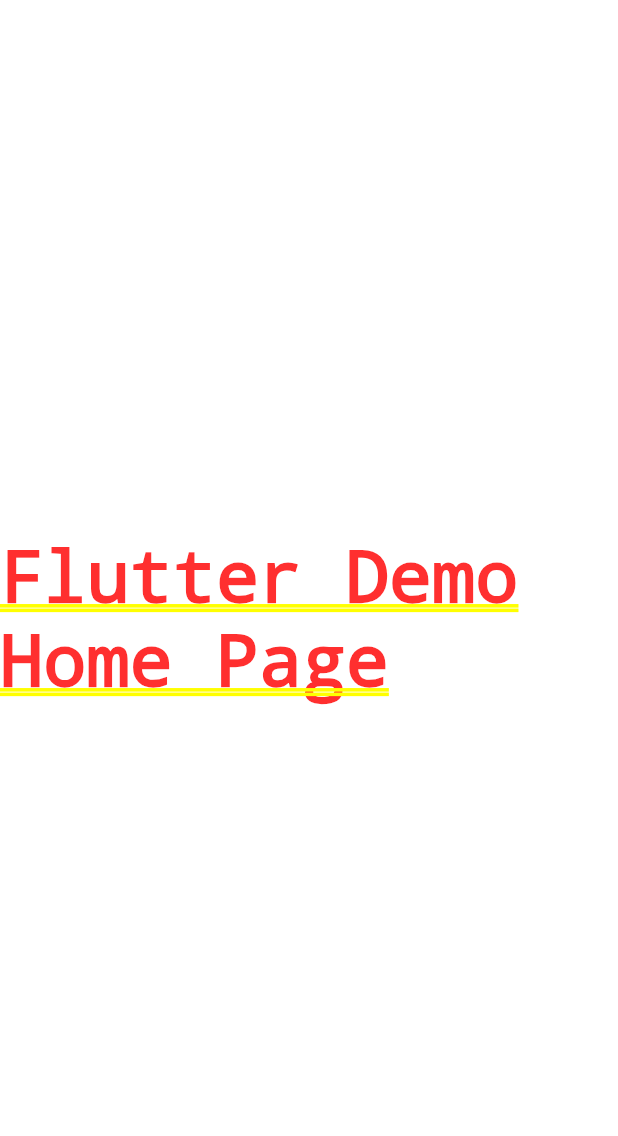
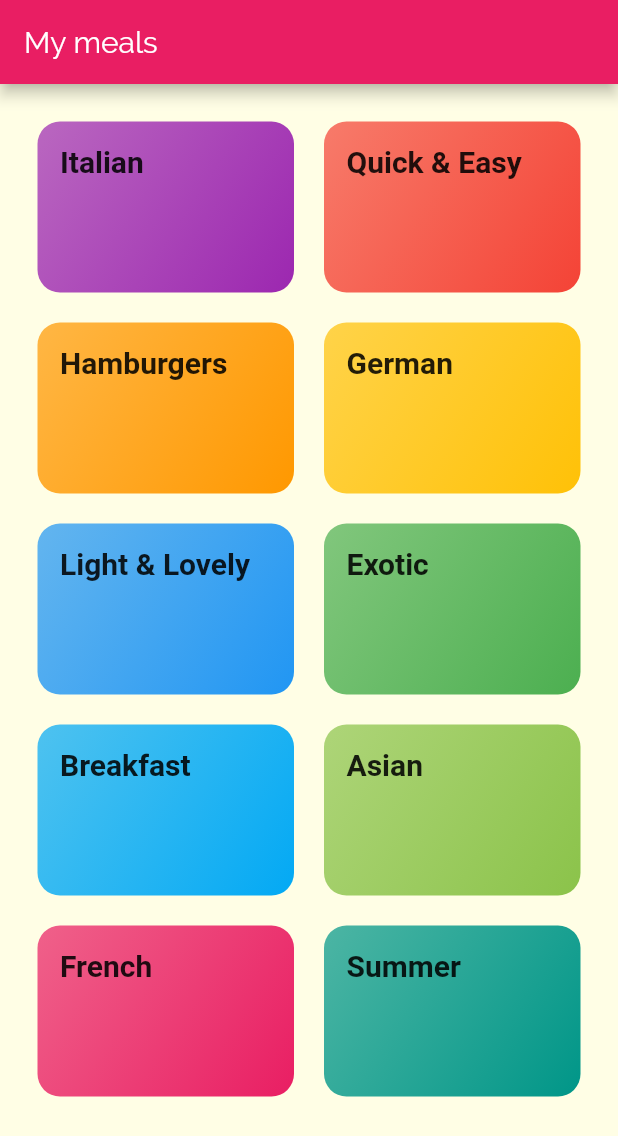
Before and after one commit to anky21/Flutter-my-meals, a Flutter app: the screen it shows after launch, on a phone screen of 412 x 824 dp. Shown: the top 1136 px of the screen. Run offline on Flutter 3.47's test engine with Material 2 defaults, Android fonts, the phone set to English and light mode, and no system bars; Roboto replaces fonts that are missing (RobotoCondensed).

Commit message:
Add categories screen

```diff
--- /dev/null
+++ b/lib/dummy_data.dart
@@ -0,0 +1,56 @@
+import 'package:flutter/material.dart';
+
+import './models/category.dart';
+
+const DUMMY_CATEGORIES = const [
+  Category(
+    id: 'c1',
+    title: 'Italian',
+    color: Colors.purple,
+  ),
+  Category(
+    id: 'c2',
+    title: 'Quick & Easy',
+    color: Colors.red,
+  ),
+  Category(
+    id: 'c3',
+    title: 'Hamburgers',
+    color: Colors.orange,
+  ),
+  Category(
+    id: 'c4',
+    title: 'German',
+    color: Colors.amber,
+  ),
+  Category(
+    id: 'c5',
+    title: 'Light & Lovely',
+    color: Colors.blue,
+  ),
+  Category(
+    id: 'c6',
+    title: 'Exotic',
+    color: Colors.green,
+  ),
+  Category(
+    id: 'c7',
+    title: 'Breakfast',
+    color: Colors.lightBlue,
+  ),
+  Category(
+    id: 'c8',
+    title: 'Asian',
+    color: Colors.lightGreen,
+  ),
+  Category(
+    id: 'c9',
+    title: 'French',
+    color: Colors.pink,
+  ),
+  Category(
+    id: 'c10',
+    title: 'Summer',
+    color: Colors.teal,
+  ),
+];
--- a/lib/main.dart
+++ b/lib/main.dart
@@ -1,4 +1,5 @@
 import 'package:flutter/material.dart';
+import 'screens/categories_screen.dart';
 
 void main() => runApp(MyApp());
 
@@ -8,9 +9,25 @@ class MyApp extends StatelessWidget {
     return MaterialApp(
       title: 'Flutter Demo',
       theme: ThemeData(
-        primarySwatch: Colors.blue,
+        primarySwatch: Colors.pink,
+        accentColor: Colors.amber,
+        canvasColor: Color.fromRGBO(255, 254, 229, 1),
+        fontFamily: 'Raleway',
+        textTheme: ThemeData.light().textTheme.copyWith(
+              body1: TextStyle(
+                color: Color.fromRGBO(20, 51, 51, 1),
+              ),
+              body2: TextStyle(
+                color: Color.fromRGBO(20, 51, 51, 1),
+              ),
+              title: TextStyle(
+                fontSize: 20.0,
+                fontFamily: 'RobotoCondensed',
+                fontWeight: FontWeight.bold,
+              ),
+            ),
       ),
-      home: Center(child: Text('Flutter Demo Home Page')),
+      home: CategoriesScreen(),
     );
   }
 }
--- /dev/null
+++ b/lib/models/category.dart
@@ -0,0 +1,13 @@
+import 'package:flutter/material.dart';
+
+class Category {
+  final String id;
+  final String title;
+  final Color color;
+
+  const Category({
+    @required this.id,
+    @required this.title,
+    this.color = Colors.orange,
+  });
+}
--- /dev/null
+++ b/lib/screens/categories_screen.dart
@@ -0,0 +1,29 @@
+import 'package:flutter/material.dart';
+import 'package:my_meals/dummy_data.dart';
+import '../widgets/category_item.dart';
+
+class CategoriesScreen extends StatelessWidget {
+  @override
+  Widget build(BuildContext context) {
+    return Scaffold(
+      appBar: AppBar(
+        title: const Text('My meals'),
+      ),
+      body: GridView(
+        padding: const EdgeInsets.all(25),
+        children: DUMMY_CATEGORIES
+            .map((categoryData) => CategoryItem(
+                  categoryData.title,
+                  categoryData.color,
+                ))
+            .toList(),
+        gridDelegate: SliverGridDelegateWithMaxCrossAxisExtent(
+          maxCrossAxisExtent: 200,
+          childAspectRatio: 3 / 2,
+          crossAxisSpacing: 20,
+          mainAxisSpacing: 20,
+        ),
+      ),
+    );
+  }
+}
--- /dev/null
+++ b/lib/widgets/category_item.dart
@@ -0,0 +1,29 @@
+import 'package:flutter/material.dart';
+
+class CategoryItem extends StatelessWidget {
+  final String title;
+  final Color color;
+
+  CategoryItem(this.title, this.color);
+
+  @override
+  Widget build(BuildContext context) {
+    return Container(
+      padding: const EdgeInsets.all(15),
+      child: Text(
+        title,
+        style: Theme.of(context).textTheme.title,
+      ),
+      decoration: BoxDecoration(
+          gradient: LinearGradient(
+            colors: [
+              color.withOpacity(0.7),
+              color,
+            ],
+            begin: Alignment.topLeft,
+            end: Alignment.bottomRight,
+          ),
+          borderRadius: BorderRadius.circular(15)),
+    );
+  }
+}
```
Also changed, not shown: pubspec.yaml (+18 -12 lines), assets/fonts/Raleway-Black.ttf (added), assets/fonts/Raleway-Bold.ttf (added), assets/fonts/Raleway-Regular.ttf (added), assets/fonts/RobotoCondensed-Bold.ttf (added), assets/fonts/RobotoCondensed-Italic.ttf (added), assets/fonts/RobotoCondensed-Light.ttf (added), assets/fonts/RobotoCondensed-Regular.ttf (added).
